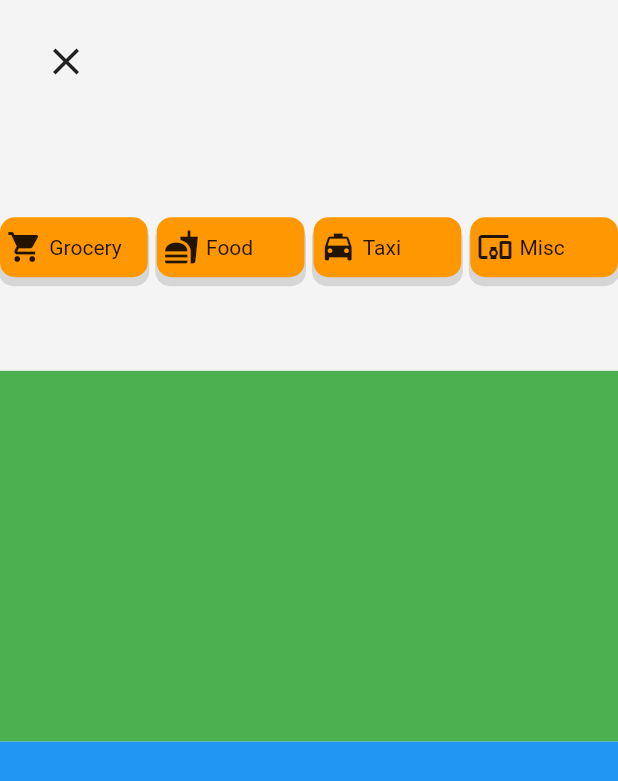
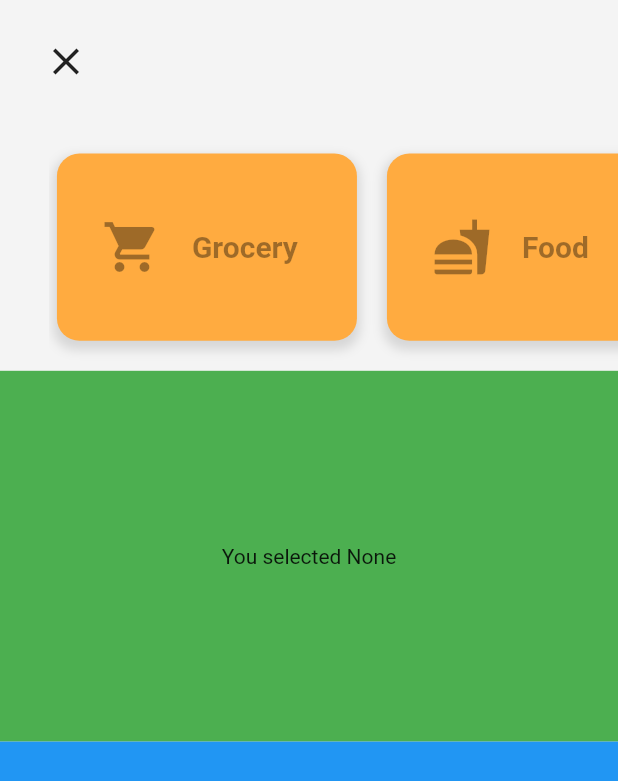
Before and after one commit to Hasib-cirkut/Wallet_app_flutter, a Flutter app: the AddItem screen opened directly, after a tap on "Grocery", on a phone screen of 412 x 824 dp. Shown: the top 781 px of the screen. Run offline on Flutter 3.47's test engine with Material 2 defaults, Android fonts, the phone set to English and light mode, and no system bars; project files that could hold a hidden picture were left out.

```diff
--- a/lib/AddItem.dart
+++ b/lib/AddItem.dart
@@ -1,20 +1,10 @@
 import 'package:accountant_app/constants.dart';
 import 'package:flutter/material.dart';
-
-List<String> pillButtonList = [
-  'Grocery',
-  'Food',
-  'Grocery',
-  'Food',
-  'Grocery',
-  'Food',
-  'Grocery',
-  'Food',
-];
 
 List<bool> selectedList = [true, false, false, false];
 
 int selectedItem = 0;
+String selectedItemName = 'Grocery';
 
 class AddItem extends StatefulWidget {
   @override
@@ -22,6 +12,8 @@ class AddItem extends StatefulWidget {
 }
 
 class _AddItemState extends State<AddItem> {
+  List<Widget> pillButtonList = [];
+
   void toggleSelected(int index) {
     setState(() {
       if (index != selectedItem && selectedItem != -1) {
@@ -39,6 +31,18 @@ class _AddItemState extends State<AddItem> {
         //select it
         selectedList[index] = true;
         selectedItem = index;
+      }
+
+      if (selectedItem == 0) {
+        selectedItemName = 'Grocery';
+      } else if (selectedItem == 1) {
+        selectedItemName = 'Food';
+      } else if (selectedItem == 2) {
+        selectedItemName = 'Taxi';
+      } else if (selectedItem == 3) {
+        selectedItemName = 'Misc';
+      } else {
+        selectedItemName = 'None';
       }
     });
 
@@ -73,66 +77,66 @@ class _AddItemState extends State<AddItem> {
             Expanded(
                 flex: 2,
                 child: Container(
+                    decoration: BoxDecoration(
+                      borderRadius: BorderRadius.circular(10),
+                      color: Theme.of(context).scaffoldBackgroundColor,
+                    ),
+                    margin: EdgeInsets.only(
+                        left: MediaQuery.of(context).size.width * .08),
                     width: double.infinity,
-                    color: Theme.of(context).scaffoldBackgroundColor,
-                    child: Row(
-                      mainAxisAlignment: MainAxisAlignment.spaceAround,
+                    child: ListView(
+                      scrollDirection: Axis.horizontal,
                       children: <Widget>[
-                        Expanded(
-                          child: GestureDetector(
+                        SizedBox(
+                          width: 5,
+                        ),
+                        GestureDetector(
+                          onTap: () {
+                            toggleSelected(0);
+                          },
                           child: PillButton(
                             label: 'Grocery',
                             ic: Icons.local_grocery_store,
                             selected: selectedList[0],
                           ),
-                            onTap: () {
-                              toggleSelected(0);
-                            },
-                          ),
                         ),
                         SizedBox(
-                          width: 6,
+                          width: 20,
                         ),
-                        Expanded(
-                          child: GestureDetector(
+                        GestureDetector(
+                          onTap: () {
+                            toggleSelected(1);
+                          },
                           child: PillButton(
                             label: 'Food',
                             ic: Icons.fastfood,
                             selected: selectedList[1],
                           ),
-                            onTap: () {
-                              toggleSelected(1);
-                            },
-                          ),
                         ),
                         SizedBox(
-                          width: 6,
+                          width: 20,
                         ),
-                        Expanded(
-                          child: GestureDetector(
+                        GestureDetector(
+                          onTap: () {
+                            toggleSelected(2);
+                          },
                           child: PillButton(
                             label: 'Taxi',
                             ic: Icons.local_taxi,
                             selected: selectedList[2],
                           ),
-                            onTap: () {
-                              toggleSelected(2);
-                            },
-                          ),
                         ),
                         SizedBox(
-                          width: 6,
+                          width: 20,
                         ),
-                        Expanded(
-                          child: GestureDetector(
+                        GestureDetector(
+                          onTap: () {
+                            toggleSelected(3);
+                          },
                           child: PillButton(
                             label: 'Misc',
                             ic: Icons.devices_other,
                             selected: selectedList[3],
-                            ),
-                            onTap: () {
-                              toggleSelected(3);
-                            },
                           ),
                         ),
                       ],
@@ -141,6 +145,9 @@ class _AddItemState extends State<AddItem> {
               flex: 3,
               child: Container(
                 color: Colors.green,
+                child: Center(
+                  child: Text('You selected $selectedItemName'),
+                ),
               ),
             ),
             Expanded(
@@ -166,27 +173,47 @@ class PillButton extends StatelessWidget {
   @override
   Widget build(BuildContext context) {
     return Container(
-        child: Container(
-      height: 40,
+        margin: EdgeInsets.symmetric(vertical: 20),
         decoration: BoxDecoration(
-        color: selected ? Colors.orange[700] : Colors.orange,
-        borderRadius: BorderRadius.circular(10),
+          color: Colors.orangeAccent,
+          borderRadius: BorderRadius.circular(15),
           boxShadow: [
             BoxShadow(
-              offset: Offset(0, 5),
-              color: selected ? Colors.black54 : Colors.black12,
-              spreadRadius: 1.0)
+                offset: Offset(0, 4),
+                spreadRadius: 2.0,
+                blurRadius: 5,
+                color: selected ? Colors.black38 : Colors.black12),
           ],
         ),
+
+        //height: 10.0,
+        width: 200,
+        child: Container(
+          padding: EdgeInsets.only(left: 30),
           child: Row(
+            mainAxisSize: MainAxisSize.min,
             children: <Widget>[
-          Expanded(
-            flex: 1,
-            child: Icon(ic),
+              Flexible(
+                fit: FlexFit.loose,
+                child: Icon(
+                  ic,
+                  size: 40,
+                  color: selected ? Colors.black87 : Colors.black38,
                 ),
-          Expanded(
-            flex: 2,
-            child: Text('$label'),
+              ),
+              SizedBox(
+                width: 20,
+              ),
+              Flexible(
+                fit: FlexFit.loose,
+                child: Text(
+                  '$label',
+                  style: TextStyle(
+                    fontSize: 20,
+                    fontWeight: FontWeight.bold,
+                    color: selected ? Colors.black87 : Colors.black38,
+                  ),
+                ),
               )
             ],
           ),
--- a/lib/main.dart
+++ b/lib/main.dart
@@ -80,9 +80,7 @@ class _HomeState extends State<Home> {
               onPressed: () {
                 Navigator.push(
                   context,
-                  MaterialPageRoute(
-                    builder: (context) => AddItem(),
-                  ),
+                  MaterialPageRoute(builder: (context) => AddItem()),
                 );
               },
             ),
```
Lines whose indentation alone changed are shown as unchanged.
